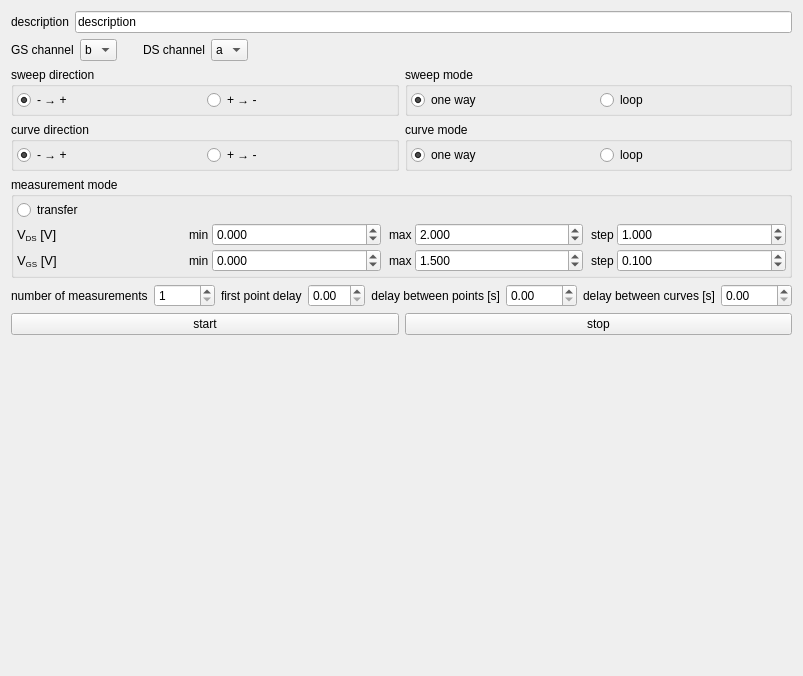
Above: experiments/transistor_transfer.ui from dean-nanomol/nanomol before the change. Below: the same form after it.
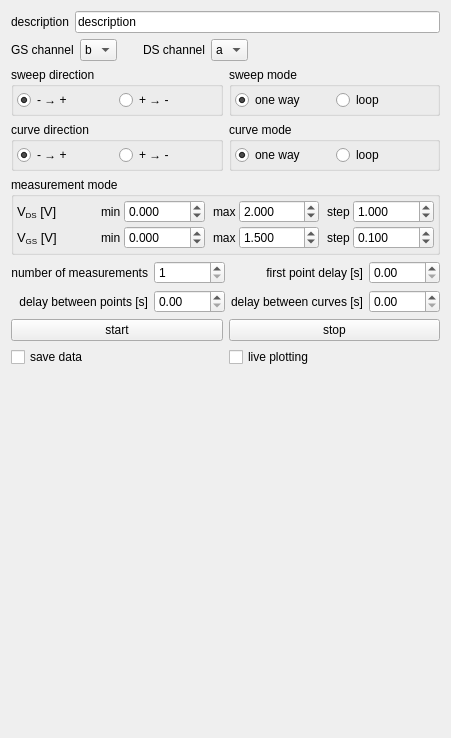
That is the form after the change.

Commit message: update transistor_transfer

```diff
--- a/experiments/transistor_transfer.ui
+++ b/experiments/transistor_transfer.ui
@@ -6,8 +6,8 @@
    <rect>
     <x>0</x>
     <y>0</y>
-    <width>792</width>
-    <height>676</height>
+    <width>404</width>
+    <height>738</height>
    </rect>
   </property>
   <property name="windowTitle">
@@ -320,17 +320,6 @@
        <number>3</number>
       </property>
       <item>
-       <layout class="QHBoxLayout" name="horizontalLayout_3">
-        <item>
-         <layout class="QVBoxLayout" name="verticalLayout_3">
-          <item>
-           <widget class="QRadioButton" name="transfer_mode_radiobutton">
-            <property name="text">
-             <string>transfer</string>
-            </property>
-           </widget>
-          </item>
-          <item>
            <layout class="QHBoxLayout" name="horizontalLayout_4">
             <item>
              <widget class="QLabel" name="label_9">
@@ -570,22 +559,63 @@
            </layout>
           </item>
          </layout>
-        </item>
-       </layout>
-      </item>
-     </layout>
-    </widget>
-   </item>
-   <item>
-    <layout class="QHBoxLayout" name="horizontalLayout_9">
-     <item>
+    </widget>
+   </item>
+   <item>
+    <layout class="QGridLayout" name="gridLayout">
+     <item row="1" column="2">
+      <widget class="QLabel" name="label_18">
+       <property name="layoutDirection">
+        <enum>Qt::LeftToRight</enum>
+       </property>
+       <property name="text">
+        <string>delay between curves [s]</string>
+       </property>
+       <property name="alignment">
+        <set>Qt::AlignRight|Qt::AlignTrailing|Qt::AlignVCenter</set>
+       </property>
+      </widget>
+     </item>
+     <item row="1" column="0">
+      <widget class="QLabel" name="label_19">
+       <property name="text">
+        <string>delay between points [s]</string>
+       </property>
+       <property name="alignment">
+        <set>Qt::AlignRight|Qt::AlignTrailing|Qt::AlignVCenter</set>
+       </property>
+      </widget>
+     </item>
+     <item row="0" column="2">
+      <widget class="QLabel" name="label_23">
+       <property name="layoutDirection">
+        <enum>Qt::LeftToRight</enum>
+       </property>
+       <property name="text">
+        <string>first point delay [s]</string>
+       </property>
+       <property name="alignment">
+        <set>Qt::AlignRight|Qt::AlignTrailing|Qt::AlignVCenter</set>
+       </property>
+      </widget>
+     </item>
+     <item row="0" column="0">
       <widget class="QLabel" name="label_20">
+       <property name="layoutDirection">
+        <enum>Qt::LeftToRight</enum>
+       </property>
        <property name="text">
         <string>number of measurements</string>
        </property>
+       <property name="alignment">
+        <set>Qt::AlignRight|Qt::AlignTrailing|Qt::AlignVCenter</set>
+       </property>
       </widget>
      </item>
-     <item>
+     <item row="0" column="3">
+      <widget class="QDoubleSpinBox" name="first_point_delay_doubleSpinBox"/>
+     </item>
+     <item row="0" column="1">
       <widget class="QSpinBox" name="N_measurements_spinBox">
        <property name="minimum">
         <number>1</number>
@@ -598,53 +628,7 @@
        </property>
       </widget>
      </item>
-     <item>
-      <spacer name="horizontalSpacer_10">
-       <property name="orientation">
-        <enum>Qt::Horizontal</enum>
-       </property>
-       <property name="sizeHint" stdset="0">
-        <size>
-         <width>40</width>
-         <height>20</height>
-        </size>
-       </property>
-      </spacer>
-     </item>
-     <item>
-      <widget class="QLabel" name="label_23">
-       <property name="text">
-        <string>first point delay</string>
-       </property>
-      </widget>
-     </item>
-     <item>
-      <widget class="QDoubleSpinBox" name="first_point_delay_doubleSpinBox"/>
-     </item>
-     <item>
-      <spacer name="horizontalSpacer_13">
-       <property name="orientation">
-        <enum>Qt::Horizontal</enum>
-       </property>
-       <property name="sizeHint" stdset="0">
-        <size>
-         <width>40</width>
-         <height>20</height>
-        </size>
-       </property>
-      </spacer>
-     </item>
-     <item>
-      <widget class="QLabel" name="label_19">
-       <property name="text">
-        <string>delay between points [s]</string>
-       </property>
-       <property name="alignment">
-        <set>Qt::AlignRight|Qt::AlignTrailing|Qt::AlignVCenter</set>
-       </property>
-      </widget>
-     </item>
-     <item>
+     <item row="1" column="1">
       <widget class="QDoubleSpinBox" name="delay_points_doubleSpinBox">
        <property name="maximum">
         <double>9999.989999999999782</double>
@@ -654,36 +638,7 @@
        </property>
       </widget>
      </item>
-     <item>
-      <spacer name="horizontalSpacer_9">
-       <property name="orientation">
-        <enum>Qt::Horizontal</enum>
-       </property>
-       <property name="sizeType">
-        <enum>QSizePolicy::Maximum</enum>
-       </property>
-       <property name="sizeHint" stdset="0">
-        <size>
-         <width>20</width>
-         <height>20</height>
-        </size>
-       </property>
-      </spacer>
-     </item>
-     <item>
-      <widget class="QLabel" name="label_18">
-       <property name="layoutDirection">
-        <enum>Qt::LeftToRight</enum>
-       </property>
-       <property name="text">
-        <string>delay between curves [s]</string>
-       </property>
-       <property name="alignment">
-        <set>Qt::AlignRight|Qt::AlignTrailing|Qt::AlignVCenter</set>
-       </property>
-      </widget>
-     </item>
-     <item>
+     <item row="1" column="3">
       <widget class="QDoubleSpinBox" name="delay_curves_doubleSpinBox">
        <property name="maximum">
         <double>9999.989999999999782</double>
@@ -711,8 +666,29 @@
     </layout>
    </item>
    <item>
-    <layout class="QGridLayout" name="plot_layout" columnstretch="5,5">
-     <item row="0" column="1">
+    <layout class="QHBoxLayout" name="horizontalLayout_9">
+     <item>
+      <widget class="QCheckBox" name="save_data_checkBox">
+       <property name="text">
+        <string>save data</string>
+       </property>
+      </widget>
+     </item>
+     <item>
+      <widget class="QCheckBox" name="live_plotting_checkBox">
+       <property name="layoutDirection">
+        <enum>Qt::LeftToRight</enum>
+       </property>
+       <property name="text">
+        <string>live plotting</string>
+       </property>
+      </widget>
+     </item>
+    </layout>
+   </item>
+   <item>
+    <layout class="QGridLayout" name="plot_layout" columnstretch="0">
+     <item row="1" column="0">
       <widget class="QWidget" name="I1_vs_V2" native="true">
        <property name="sizePolicy">
         <sizepolicy hsizetype="MinimumExpanding" vsizetype="MinimumExpanding">
```
Lines whose indentation alone changed are shown as unchanged. The commit also changes 1 other file.
